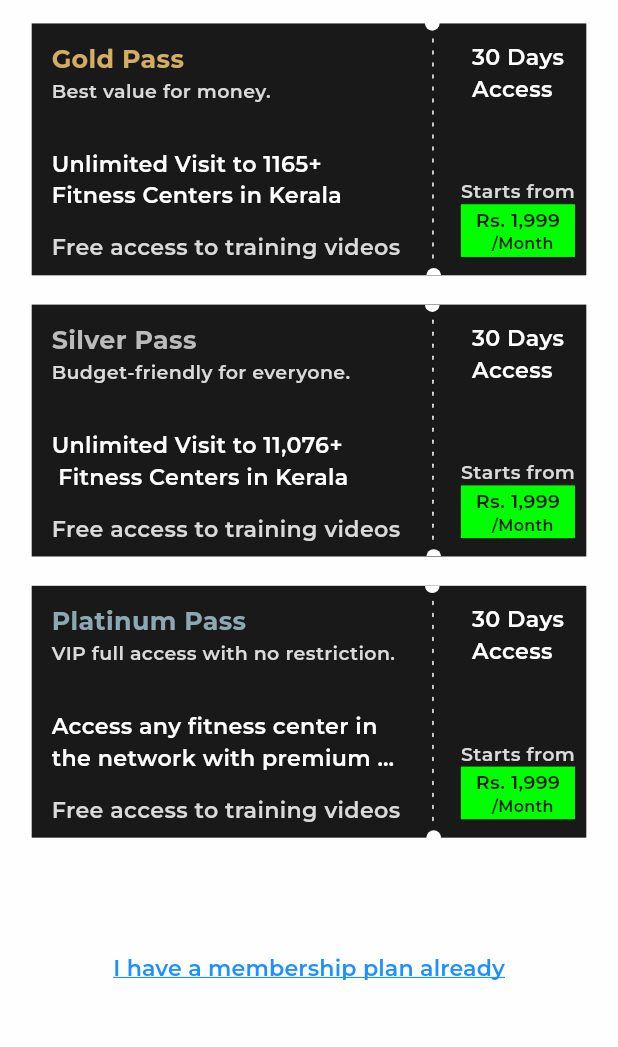
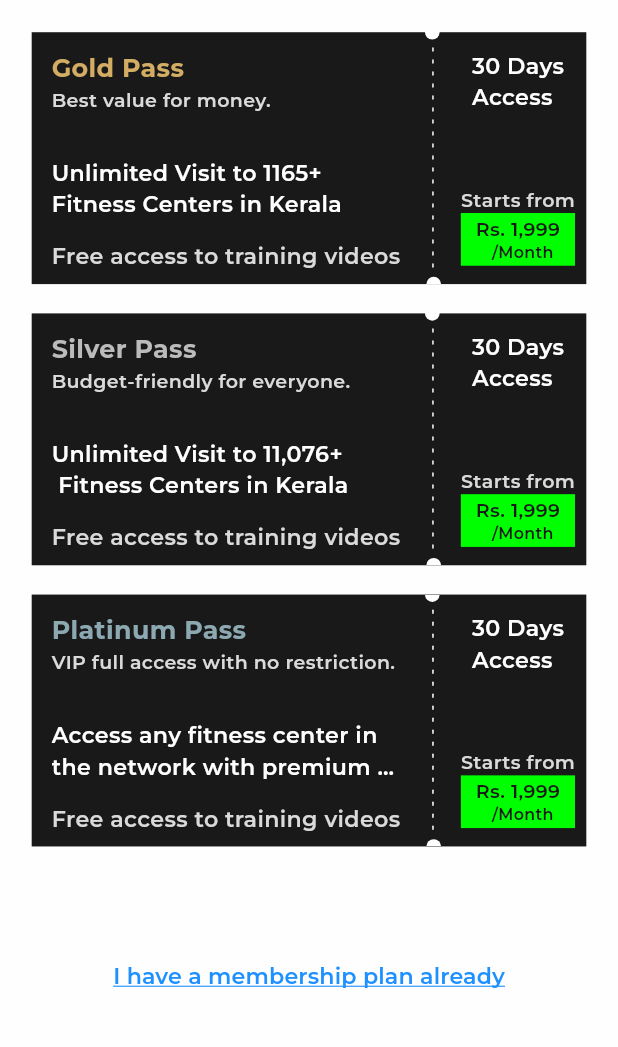
Before and after one commit to srbshameer098/Onlypass, a Flutter app: the Onlypass screen opened directly, on a phone screen of 412 x 824 dp, the part 84-1131 px from its top. Run offline on Flutter 3.47's test engine with Material 3 defaults, Android fonts, the phone set to English and light mode, and no system bars; our stand-ins replace bloc, buttons_tabbar, carousel_slider, dotted_line, easy_date_timeline, firebase_auth and 16 more; missing offline and left inert: linear_progress_bar, otp_input_editor; accounts and stored records are empty; project files that could hold a hidden picture were left out.

Commit message:
alignment issue

```diff
--- a/lib/UI/Onlypass.dart
+++ b/lib/UI/Onlypass.dart
@@ -37,7 +37,7 @@ class _OnlypassState extends State<Onlypass> {
         ],
       ),
       body: Padding(
-        padding: EdgeInsets.symmetric(horizontal: 20.w, vertical: 6.h),
+        padding: EdgeInsets.symmetric(horizontal: 20.w, vertical: 12.h),
         child: Column(
           children: [
             SizedBox(
```
